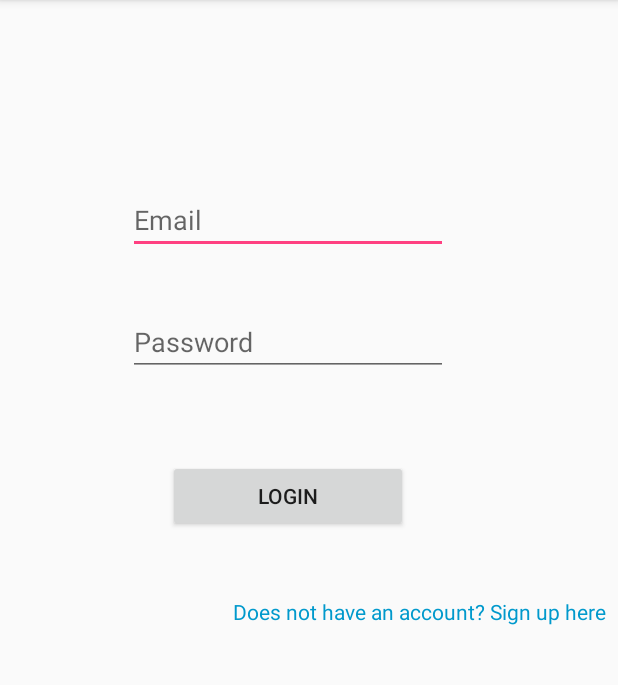
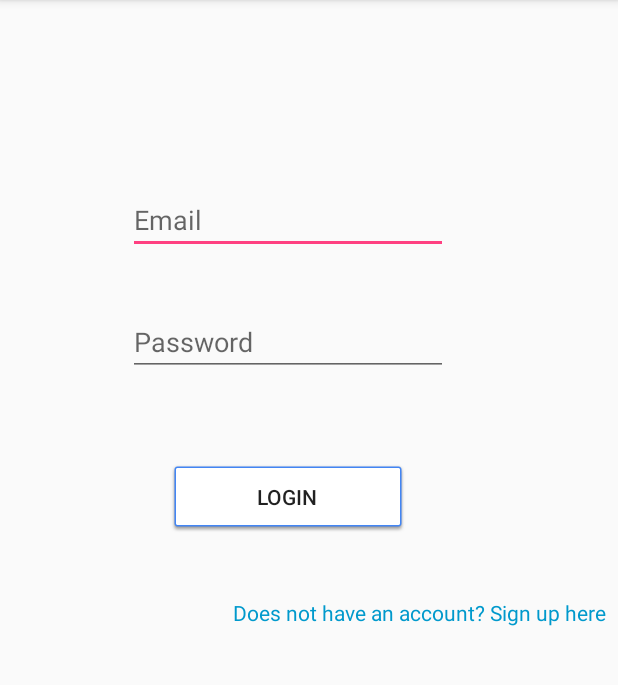
Before and after one commit to xiaoxiuzhe/CSCI3130-PROJECT, an Android app: the screen it shows after launch (Login), on a phone screen of 412 x 824 dp, the part 84-769 px from its top. Run offline under Robolectric (Android 15) with nearby library versions, the phone set to English and light mode, and no system bars; our stand-ins replace Firebase (no records; nobody signed in at launch, a user with empty details on screens opened directly).

Commit message:
add UI logic

```diff
--- a/app/src/main/res/layout/activity_login.xml
+++ b/app/src/main/res/layout/activity_login.xml
@@ -43,6 +43,7 @@
         android:layout_marginEnd="8dp"
         android:layout_marginStart="112dp"
         android:layout_marginTop="56dp"
+        android:background="@drawable/common_google_signin_btn_icon_dark_normal_background"
         android:text="Login"
         app:layout_constraintEnd_toEndOf="parent"
         app:layout_constraintHorizontal_bias="0.0"
```
